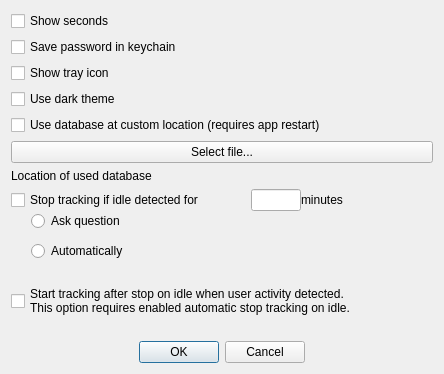
Qt form client/preferencesdlg.ui (dmytrobogovych/noo) before a commit.
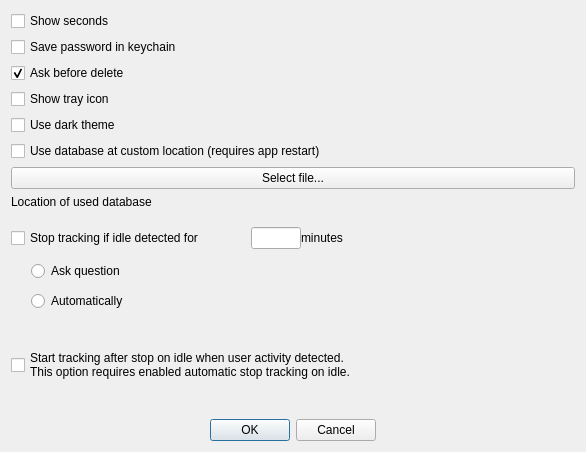
The same form after that commit.

```diff
--- a/client/preferencesdlg.ui
+++ b/client/preferencesdlg.ui
@@ -6,8 +6,8 @@
    <rect>
     <x>0</x>
     <y>0</y>
-    <width>444</width>
-    <height>374</height>
+    <width>586</width>
+    <height>452</height>
    </rect>
   </property>
   <property name="sizePolicy">
@@ -34,6 +34,16 @@
      </property>
     </widget>
    </item>
+   <item>
+    <widget class="QCheckBox" name="mAskBeforeDeleteCheckbox">
+     <property name="text">
+      <string>Ask before delete</string>
+     </property>
+     <property name="checked">
+      <bool>true</bool>
+     </property>
+    </widget>
+   </item>
    <item>
     <widget class="QCheckBox" name="mShowTrayIconCheckbox">
      <property name="text">
```
